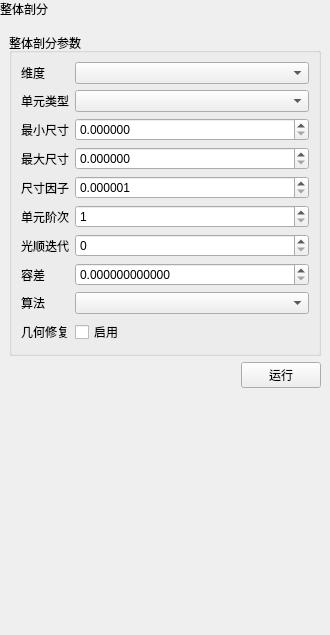
asd977/base_cae, file plugins/Base_Mesh/MeshGlobalMeshingWidget.ui: the form before one commit.
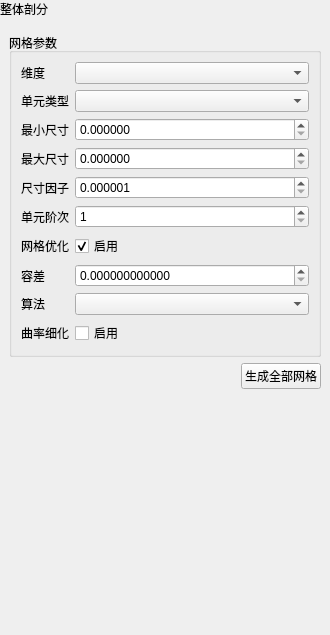
The form after the commit.

Patch:
```diff
--- a/plugins/Base_Mesh/MeshGlobalMeshingWidget.ui
+++ b/plugins/Base_Mesh/MeshGlobalMeshingWidget.ui
@@ -65,7 +65,7 @@
         <item>
          <widget class="QGroupBox" name="groupParams">
           <property name="title">
-           <string>整体剖分参数</string>
+           <string>网格参数</string>
           </property>
           <layout class="QGridLayout" name="gridLayout">
            <item row="1" column="0">
@@ -222,7 +222,7 @@
   </sizepolicy>
  </property>
              <property name="text">
-              <string>几何修复</string>
+              <string>曲率细化</string>
              </property>
              <property name="wordWrap">
   <bool>false</bool>
@@ -262,20 +262,7 @@
 </widget>
            </item>
            <item row="6" column="1">
-            <widget class="QSpinBox" name="spSmooth">
-             <property name="minimum">
-              <number>0</number>
-             </property>
-             <property name="maximum">
-              <number>200</number>
-             </property>
-             <property name="minimumSize">
-              <size>
-               <width>10</width>
-               <height>0</height>
-              </size>
-             </property>
-            </widget>
+            <widget class="QCheckBox" name="chkOptimize"><property name="text"><string>启用</string></property><property name="checked"><bool>true</bool></property></widget>
            </item>
            <item row="9" column="1">
             <widget class="QCheckBox" name="chkFix">
@@ -341,7 +328,7 @@
   </sizepolicy>
  </property>
              <property name="text">
-              <string>光顺迭代</string>
+              <string>网格优化</string>
              </property>
              <property name="wordWrap">
   <bool>false</bool>
@@ -397,7 +384,7 @@
           <item>
            <widget class="QPushButton" name="generateButton">
             <property name="text">
-             <string>运行</string>
+             <string>生成全部网格</string>
             </property>
            </widget>
           </item>
```
Left out of the diff: 4 changed lines with no effect on the pictures.
